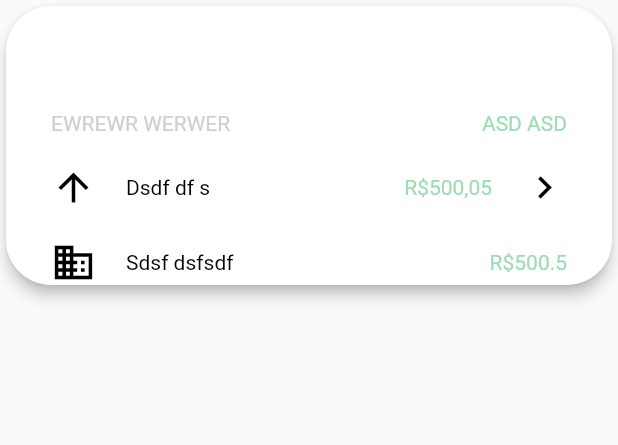
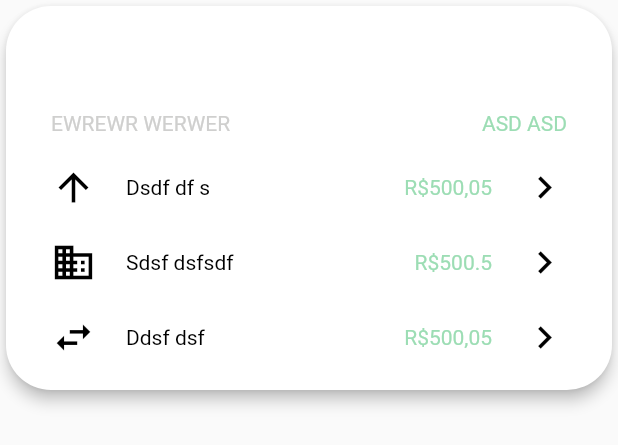
Before and after one commit to xxj2016/flutter_ui_study_bank, a Flutter app: the CenterWidget widget shown alone on an empty page, opened directly with empty values, on a phone screen of 412 x 824 dp. Shown: the top 445 px of the screen. Run offline on Flutter 3.47's test engine with Material 2 defaults, Android fonts, the phone set to English and light mode, and no system bars.

Commit message:
运行不了

```diff
--- a/lib/center_widget.dart
+++ b/lib/center_widget.dart
@@ -124,8 +124,62 @@ class _CenterWidgetState extends State<CenterWidget> {
                       ),
                     ),
                   ),
-                )
+                ),
+                Padding(
+                  padding: EdgeInsets.only(right: 20),
+                ),
+                Icon(
+                  Icons.keyboard_arrow_right,
+                  color: Colors.black,
+                  size: 30,
+                ),
               ],
+            ),
+            Padding(
+              padding: EdgeInsets.only(top: 20),
+            ),
+            Row(
+              mainAxisAlignment: MainAxisAlignment.spaceBetween,
+              children: <Widget>[
+                Icon(
+                  Icons.swap_horiz,
+                  color: Colors.black,
+                  size: 30,
+                ),
+                Padding(
+                  padding: EdgeInsets.only(left: 20),
+                ),
+                Text(
+                  'Ddsf dsf',
+                  style: TextStyle(
+                    color: Colors.black,
+                    fontSize: 14,
+                  ),
+                ),
+                Flexible(
+                  child: Align(
+                    alignment: Alignment.centerRight,
+                    child: Text(
+                      'R\$500,05',
+                      style: TextStyle(
+                        color: Color(0xff9cddb4),
+                        fontSize: 14,
+                      ),
+                    ),
+                  ),
+                ),
+                Padding(
+                  padding: EdgeInsets.only(right: 20),
+                ),
+                Icon(
+                  Icons.keyboard_arrow_right,
+                  color: Colors.black,
+                  size: 30,
+                ),
+              ],
+            ),
+            Padding(
+              padding: EdgeInsets.only(top: 20),
             )
           ],
         ),
```
Also changed, not shown: lib/home_page.dart (+54 -0 lines), lib/top_widget.dart (added, +95 -0 lines).
